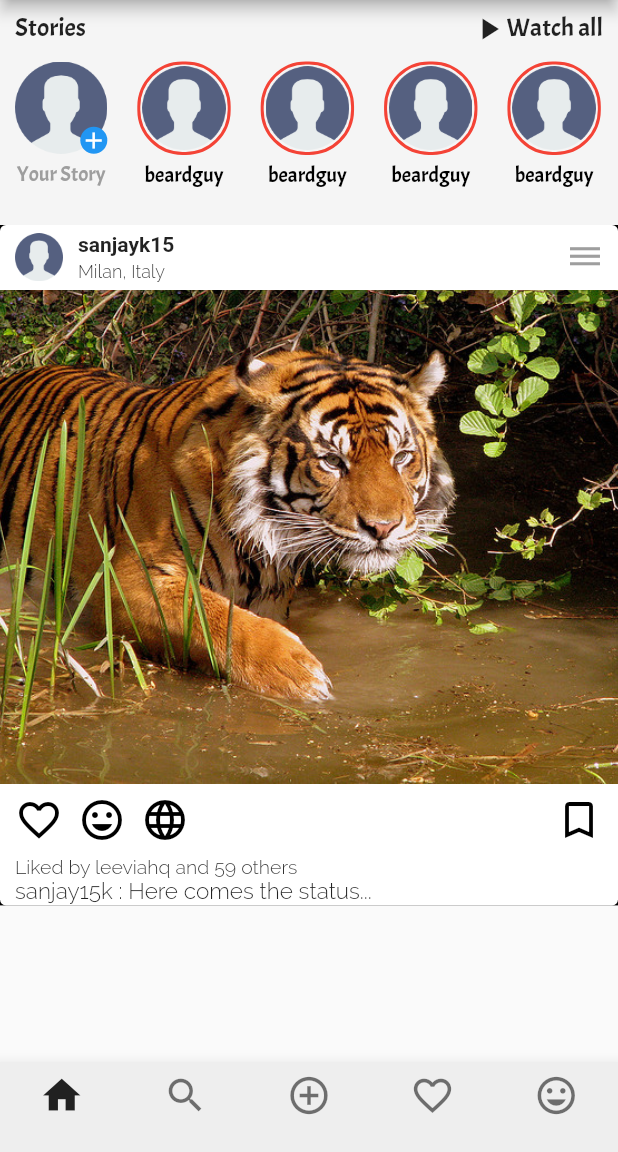
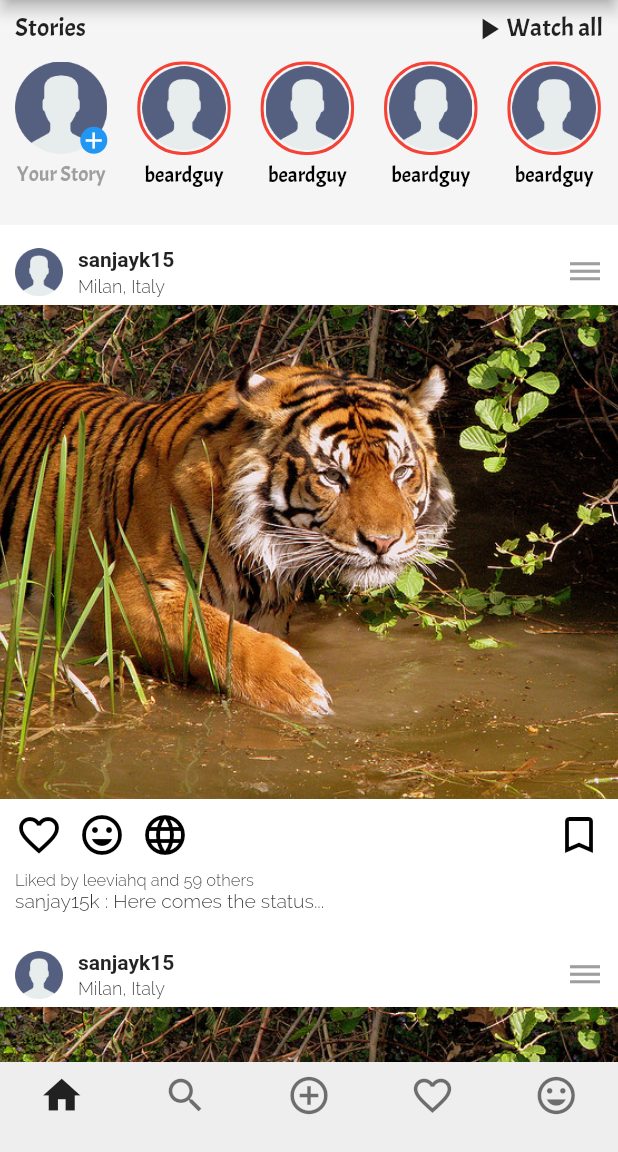
Before and after one commit to sanjay-kd/Instagram-Clone-App, a Flutter app: the screen it shows after launch, on a phone screen of 412 x 824 dp, the part 84-1236 px from its top. Run offline on Flutter 3.47's test engine with Material 2 defaults, Android fonts, the phone set to English and light mode, and no system bars; Roboto replaces fonts that are missing (Ace).

Commit message:
HomePage insta done!

```diff
--- a/lib/pages/HomeSectionView.dart
+++ b/lib/pages/HomeSectionView.dart
@@ -7,24 +7,107 @@ class HomeSectionView extends StatefulWidget {
 
 class _HomeSectionViewState extends State<HomeSectionView> {
 
+  Widget _buildPostUI(BuildContext context, int index){
+    return Container(
+      padding: EdgeInsets.fromLTRB(0, 10, 0, 10),
+      child: Card(
+        margin: const EdgeInsets.all(0.0),
+        elevation: 0.0,
+        child: Column(
+          children: <Widget>[
+            Padding(
+              padding: const EdgeInsets.symmetric(vertical: 5, horizontal: 10),
+              child: Container(
+                child: Row(
+                  mainAxisAlignment: MainAxisAlignment.spaceBetween,
+                  children: <Widget>[
+                    Row(
+                      children: <Widget>[
+                        Image.asset("assets/icons/user_status_icon.png",scale: 4,),
+                        SizedBox(width: 10,),
+                        Column(
+                          crossAxisAlignment: CrossAxisAlignment.start,
+                          children: <Widget>[
+                            Text("sanjayk15", style: TextStyle(fontWeight: FontWeight.w700, fontFamily: "Ace"),),
+                            SizedBox(height: 3,),
+                            Text("Milan, Italy", style: TextStyle(fontSize: 12),)
+                          ],
+                        )
+                      ],
+                    ),
+                    Icon(Icons.dehaze, color: Colors.grey,)
+                  ],
+                ),
+              ),
+            ),
+            Container(
+              height: MediaQuery.of(context).size.width*0.8,
+              decoration: BoxDecoration(
+                image: DecorationImage(
+                    image: AssetImage("assets/images/post_image.jpg"),
+                    fit: BoxFit.cover
+                ),
+              ),
+            ),
+            Container(
+              padding: const EdgeInsets.symmetric(vertical: 8, horizontal: 10),
+              child: Row(
+                crossAxisAlignment: CrossAxisAlignment.start,
+                mainAxisAlignment: MainAxisAlignment.spaceBetween,
+                children: <Widget>[
+                  Row(
+                    crossAxisAlignment: CrossAxisAlignment.start,
+                    children: <Widget>[
+                      Icon(Icons.favorite_border, color: Colors.black, size: 32,),
+                      SizedBox(width: 10,),
+                      Icon(Icons.insert_emoticon, color: Colors.black, size: 32,),
+                      SizedBox(width: 10,),
+                      Icon(Icons.language, color: Colors.black, size: 32,),
+                    ],
+                  ),
+                  Icon(Icons.bookmark_border, color: Colors.black, size: 32,),
+                ],
+              ),
+            ),
+            Container(
+              width: double.infinity,
+              padding: const EdgeInsets.symmetric(horizontal: 10),
+              child: Column(
+                crossAxisAlignment: CrossAxisAlignment.start,
+                children: <Widget>[
+                  Text("Liked by leeviahq and 59 others", style: TextStyle(fontSize: 11),),
+                  Text("sanjay15k : Here comes the status...", style: TextStyle(fontSize: 13),)
+                ],
+              ),
+            )
+          ],
+        ),
+      ),
+    );
+  }
+
   @override
   Widget build(BuildContext context) {
-    return SingleChildScrollView(
-      child: Column(
-        crossAxisAlignment: CrossAxisAlignment.start,
+    return ListView(
       children: <Widget>[
         Container(
           child: StoriesSection(),
           color: Color(0xFFF5F5F5),
         ),
         Container(
-            child: PostSection(),
+          child: ListView.builder(
+            shrinkWrap: true,
+            physics: ClampingScrollPhysics(),
+            itemBuilder: _buildPostUI,
+            itemCount: 3,
+          ),
           color: Colors.white,
         ),
+
       ],
-      ),
     );
   }
+
 }
 
 class StoriesSection extends StatefulWidget {
@@ -160,103 +243,3 @@ class _StoriesSectionState extends State<StoriesSection> {
     );
   }
 }
-
-class PostSection extends StatefulWidget {
-  @override
-  _PostSectionState createState() => _PostSectionState();
-}
-
-class _PostSectionState extends State<PostSection> {
-
-  Widget _PostUI(BuildContext context){
-    return Container(
-      child: Card(
-        margin: const EdgeInsets.all(0.0),
-        elevation: 0.0,
-        child: Column(
-          children: <Widget>[
-            Padding(
-              padding: const EdgeInsets.symmetric(vertical: 5, horizontal: 10),
-              child: Container(
-                child: Row(
-                  mainAxisAlignment: MainAxisAlignment.spaceBetween,
-                  children: <Widget>[
-                    Row(
-                      children: <Widget>[
-                        Image.asset("assets/icons/user_status_icon.png",scale: 4,),
-                        SizedBox(width: 10,),
-                        Column(
-                          crossAxisAlignment: CrossAxisAlignment.start,
-                          children: <Widget>[
-                            Text("sanjayk15", style: TextStyle(fontWeight: FontWeight.w700, fontFamily: "Ace"),),
-                            SizedBox(height: 3,),
-                            Text("Milan, Italy", style: TextStyle(fontSize: 12),)
-                          ],
-                        )
-                      ],
-                    ),
-                    Icon(Icons.dehaze, color: Colors.grey,)
-                  ],
-                ),
-              ),
-            ),
-            Container(
-              height: MediaQuery.of(context).size.width*0.8,
-              decoration: BoxDecoration(
-                image: DecorationImage(
-                  image: AssetImage("assets/images/post_image.jpg"),
-                  fit: BoxFit.cover
-                ),
-              ),
-            ),
-            Container(
-              padding: const EdgeInsets.symmetric(vertical: 8, horizontal: 10),
-              child: Row(
-                crossAxisAlignment: CrossAxisAlignment.start,
-                mainAxisAlignment: MainAxisAlignment.spaceBetween,
-                children: <Widget>[
-                  Row(
-                    crossAxisAlignment: CrossAxisAlignment.start,
-                    children: <Widget>[
-                      Icon(Icons.favorite_border, color: Colors.black, size: 32,),
-                      SizedBox(width: 10,),
-                      Icon(Icons.insert_emoticon, color: Colors.black, size: 32,),
-                      SizedBox(width: 10,),
-                      Icon(Icons.language, color: Colors.black, size: 32,),
-                    ],
-                  ),
-                  Icon(Icons.bookmark_border, color: Colors.black, size: 32,),
-                ],
-              ),
-            ),
-            Container(
-              width: double.infinity,
-              padding: const EdgeInsets.symmetric(horizontal: 10),
-              child: Column(
-                crossAxisAlignment: CrossAxisAlignment.start,
-                children: <Widget>[
-                  Text("Liked by leeviahq and 59 others", style: TextStyle(fontSize: 13),),
-                  Text("sanjay15k : Here comes the status...", style: TextStyle(fontSize: 15),)
-                ],
-              ),
-            )
-          ],
-        ),
-      ),
-    );
-  }
-
-
-  @override
-  Widget build(BuildContext context) {
-    return Container(
-      child: Column(
-        children: <Widget>[
-          _PostUI(context),
-
-        ],
-      ),
-      color: Colors.black,
-    );
-  }
-}
```
Lines whose indentation alone changed are shown as unchanged.
